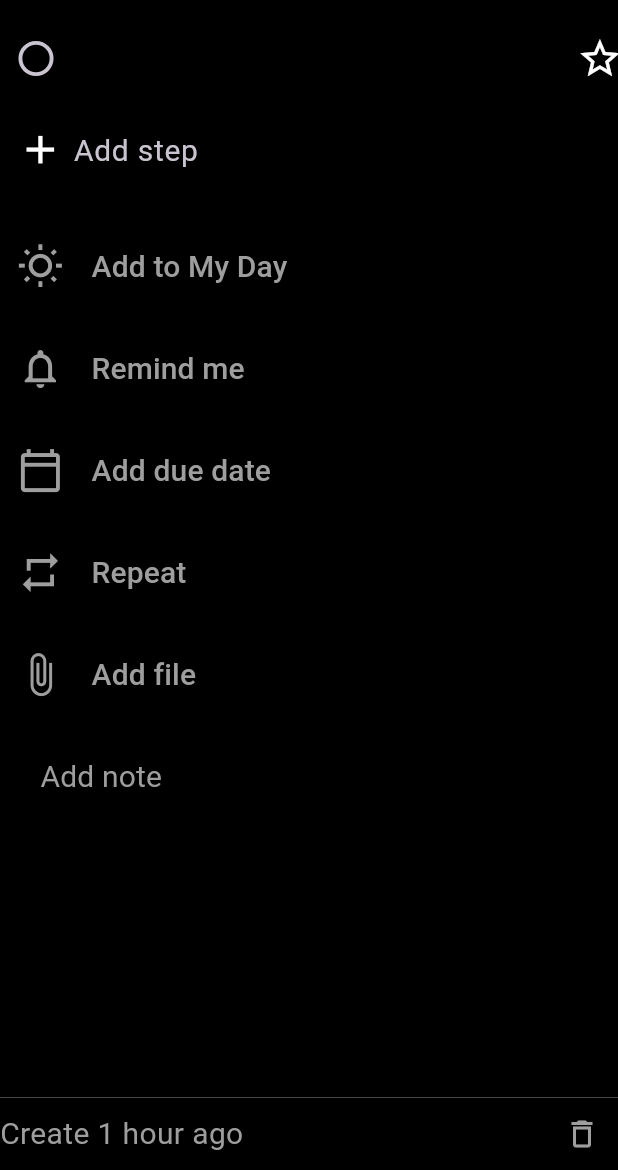
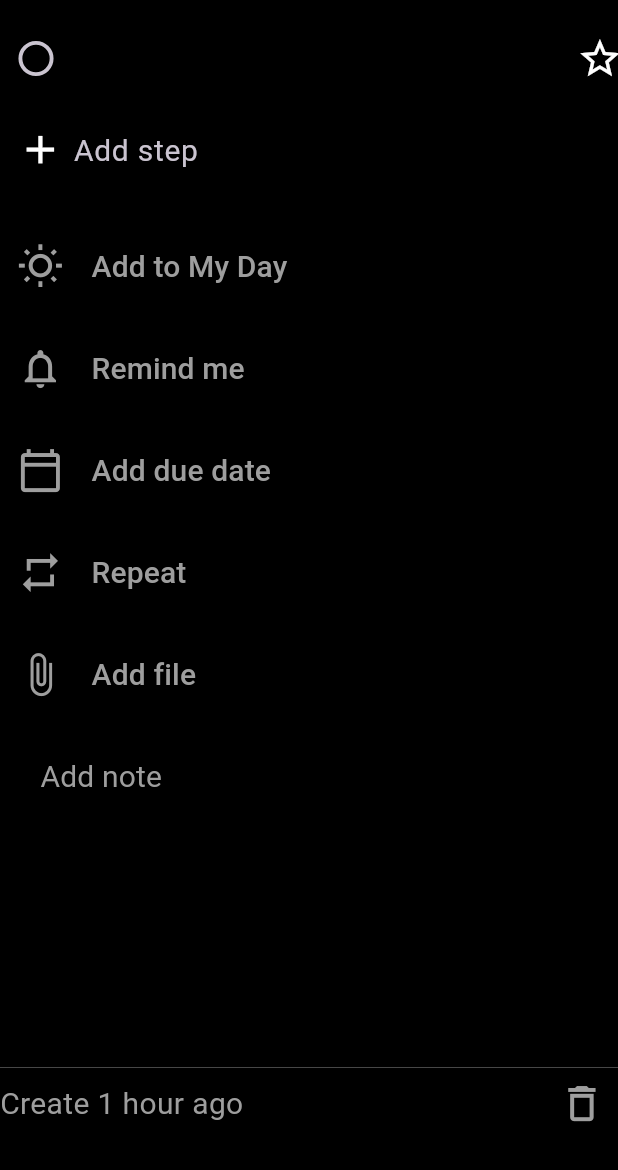
Before and after one commit to quangkyzzz/todo-app, a Flutter app: the TaskPage screen opened directly with empty values, on a phone screen of 412 x 824 dp, the part 66-1236 px from its top. Run offline on Flutter 3.47's test engine with Material 3 defaults, Android fonts, the phone set to English and light mode, and no system bars.

```diff
--- a/lib/Task/task_page.dart
+++ b/lib/Task/task_page.dart
@@ -296,6 +296,7 @@ class _TaskPageState extends State<TaskPage> {
         ),
       ),
       bottomNavigationBar: Container(
+        padding: const EdgeInsets.only(bottom: 20),
         decoration: const BoxDecoration(
           border: Border(
             top: BorderSide(
@@ -344,9 +345,12 @@ class _TaskPageState extends State<TaskPage> {
                   },
                 );
               },
-              icon: const Icon(
-                Icons.delete_outline,
-                color: AppConfigs.greyColor,
+              icon: Transform.scale(
+                scale: 1.3,
+                child: const Icon(
+                  Icons.delete_outline,
+                  color: AppConfigs.greyColor,
+                ),
               ),
             )
           ],
```
Also changed, not shown: lib/Task/note_edit_page.dart (+9 -0 lines).
